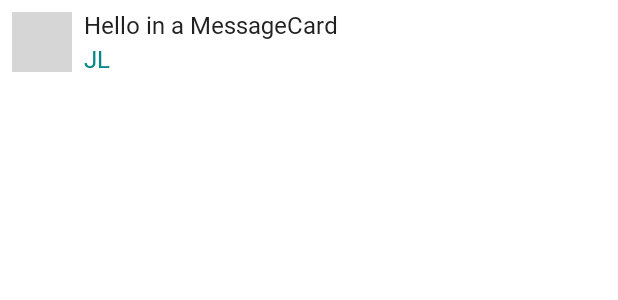
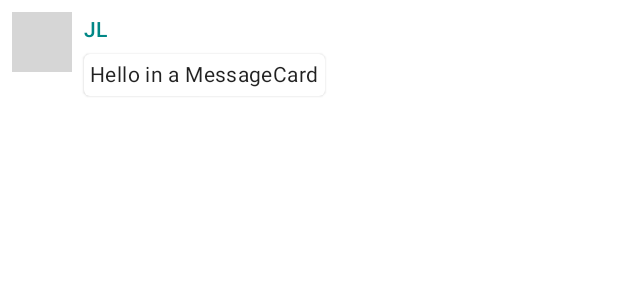
Before and after one commit to simplekjl/LetsCompose, an Android app built with Jetpack Compose: the @Preview function PreviewMessageCard, on a phone screen of 412 x 824 dp. Shown: the top 300 px of the screen. Run offline under Robolectric (Android 15) with nearby library versions, the light colour scheme and no system bars; pictures from the network do not load; grey boxes are pictures that could not be loaded.

Commit message:
adding previews with dark theme

```diff
--- a/app/src/main/java/com/simplekjl/compose/MainActivity.kt
+++ b/app/src/main/java/com/simplekjl/compose/MainActivity.kt
@@ -1,5 +1,6 @@
 package com.simplekjl.compose
 
+import android.content.res.Configuration
 import android.os.Bundle
 import androidx.activity.ComponentActivity
 import androidx.activity.compose.setContent
@@ -58,14 +59,29 @@
         )
         Spacer(modifier = Modifier.width(8.dp))
         Column {
-            Text(text = msg.body)
+            Text(
+                text = msg.author,
+                color = MaterialTheme.colors.secondaryVariant,
+                style = MaterialTheme.typography.subtitle2
+            )
             Spacer(modifier = Modifier.height(4.dp))
-            Text(text = msg.author, color = MaterialTheme.colors.secondaryVariant)
+            Surface(shape = MaterialTheme.shapes.medium, elevation = 1.dp) {
+
+                Text(
+                    text = msg.body,
+                    modifier = Modifier.padding(all = 4.dp),
+                    style = MaterialTheme.typography.body2
+                )
+            }
         }
     }
 }
 
-@Preview(showBackground = true)
+@Preview(name = "Light Mode ", showBackground = true)
+@Preview(
+    uiMode = Configuration.UI_MODE_NIGHT_YES,
+    showBackground = true, name = "Dark Mode"
+)
 @Composable
 fun PreviewMessageCard() {
     ComposeOneTheme {
```
